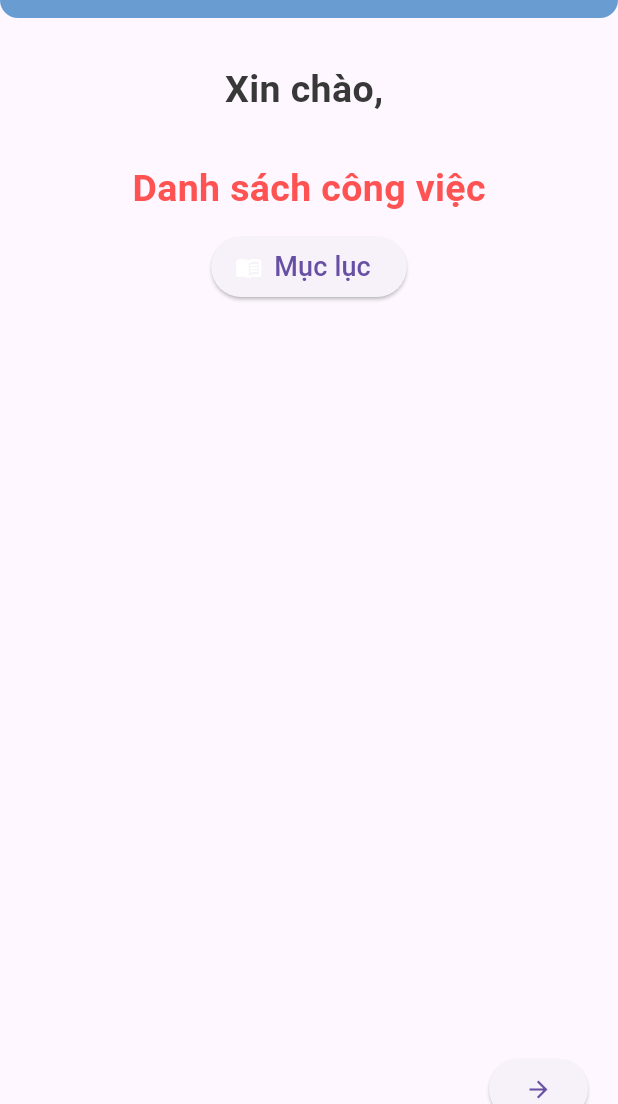
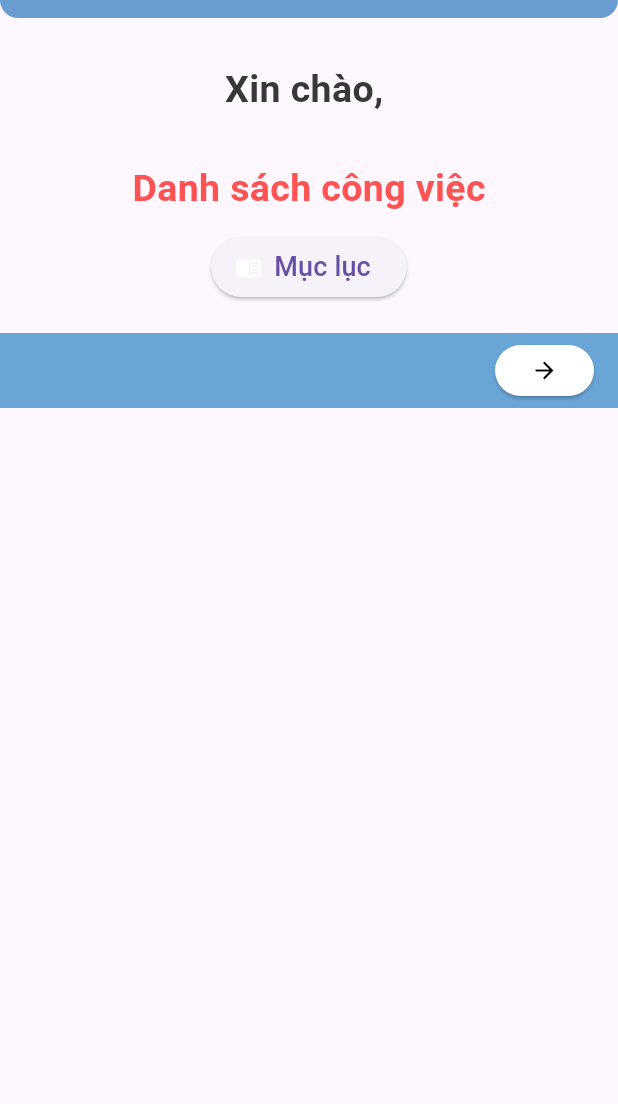
Before and after one commit to VDgit03/2025_LTTBDD_N04_Nhom_12, a Flutter app: the Homepage screen opened directly, on a phone screen of 412 x 824 dp, the part 132-1236 px from its top. Run offline on Flutter 3.47's test engine with Material 3 defaults, Android fonts, the phone set to English and light mode, and no system bars.

Commit message:
sửa lại nav homepage

```diff
--- a/lib/Home/nav.dart
+++ b/lib/Home/nav.dart
@@ -1,6 +1,5 @@
 import 'package:flutter/material.dart';
 import 'package:mobile_ck/ViewPage/page.dart';
-import 'package:mobile_ck/auth/register.dart';
 
 void next_page(BuildContext context, Widget man_hinh) {
   Navigator.push(
@@ -19,16 +18,27 @@ class nav_homepage extends StatelessWidget {
 
   @override
   Widget build(BuildContext context) {
-    return Align(
-      alignment: Alignment.bottomRight,
-      child: Padding(
-        padding: EdgeInsets.only(top: 480, right: 20, bottom: 20),
-        child: ElevatedButton(
-          onPressed: () {
-            next_page(context, page(username: savedUS, pageNumber: 1));
-          },
-          child: Icon(Icons.arrow_forward),
-        ),
+    return Container(
+      height: 50,
+      padding: const EdgeInsets.symmetric(horizontal: 16, vertical: 8),
+      decoration: BoxDecoration(
+        color: Color.fromARGB(255, 105, 166, 215),
+        // border: Border(top: BorderSide(color: Colors.grey)),
+      ),
+      child: Row(
+        mainAxisAlignment: MainAxisAlignment.end,
+        children: [
+          ElevatedButton(
+            onPressed: () {
+              next_page(context, page(username: username, pageNumber: 1));
+            },
+            child: Icon(Icons.arrow_forward),
+            style: ElevatedButton.styleFrom(
+              backgroundColor: Colors.white,
+              foregroundColor: Colors.black,
+            ),
+          ),
+        ],
       ),
     );
   }
--- a/lib/ViewPage/footer.dart
+++ b/lib/ViewPage/footer.dart
@@ -1,5 +1,6 @@
 import 'package:flutter/material.dart';
 import 'package:mobile_ck/l10n/app_localizations.dart';
+import 'SaveData.dart';
 
 class Footer extends StatefulWidget {
   final int pageNumber;
```
